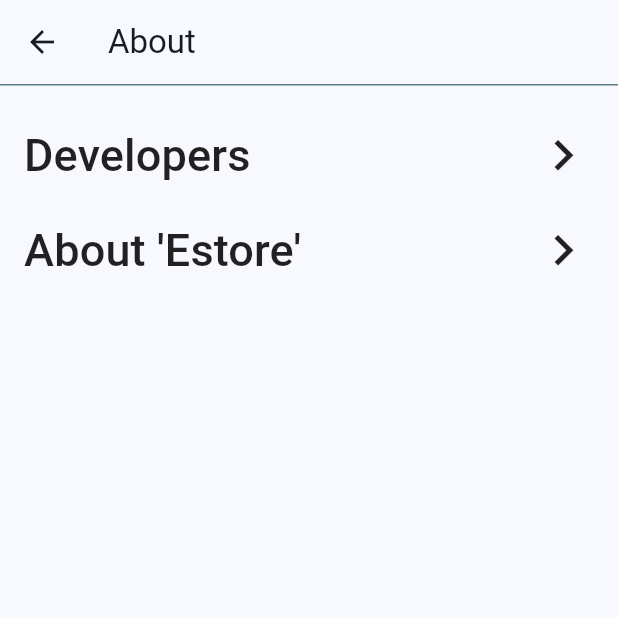
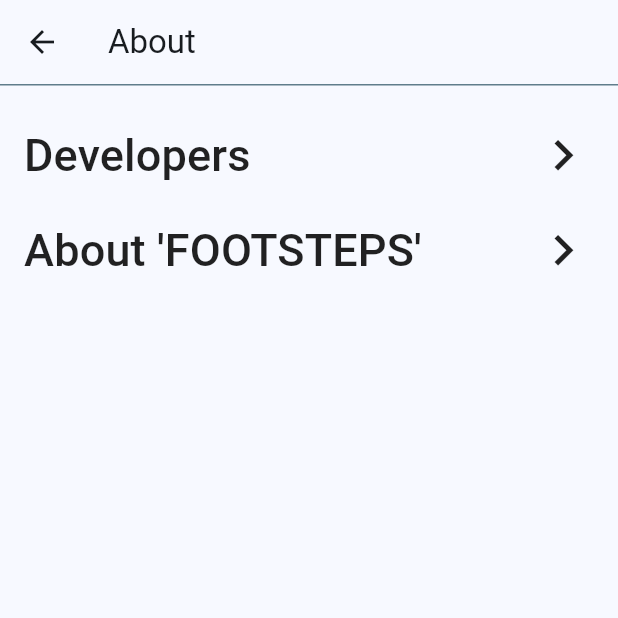
Before and after one commit to raafatm7md/ITI-ST-graduation-project, a Flutter app: the AboutScreen screen opened directly, on a phone screen of 412 x 824 dp, the top half of it. Run offline on Flutter 3.47's test engine with Material 2 defaults, Android fonts, the phone set to English and light mode, and no system bars; our stand-ins replace bloc, cloud_firestore, firebase_auth, firebase_core, flutter_bloc, flutter_snake_navigationbar and 1 more; accounts and stored records are empty.

Commit message:
Update about_screen

```diff
--- a/lib/view/screens/about_screen.dart
+++ b/lib/view/screens/about_screen.dart
@@ -10,35 +10,84 @@
   Widget build(BuildContext context) {
     return Scaffold(
       appBar: AppBar(title: const Text("About")),
-      body:  Container(width: double.infinity,
+      body: SizedBox(
+        width: double.infinity,
         child: SingleChildScrollView(
           child: Column(
-              children: [ Container(height: 1,width: double.infinity,color: Colors.blueGrey,),
-                SizedBox(height: 15,),
+            children: [
+              Container(
+                height: 1,
+                width: double.infinity,
+                color: Colors.blueGrey,
+              ),
+              const SizedBox(
+                height: 15,
+              ),
               //   Container(height: 1,width: double.infinity,color: Colors.blueGrey,),
-                SizedBox(height: 7.5,),
-                MaterialButton(onPressed: (){
+              const SizedBox(
+                height: 7.5,
+              ),
+              MaterialButton(
+                onPressed: () {
                   Navigator.push(
                     context,
-                    MaterialPageRoute(builder: (context) => const DevelopersScreen()),
+                    MaterialPageRoute(
+                        builder: (context) => const DevelopersScreen()),
                   );
-                },splashColor: Colors.blueGrey,child: Row(children: [Expanded(child: Text("Developers",style: TextStyle(fontSize: 30),)),Icon(Icons.chevron_right,size: 41,)],),),
-                SizedBox(height: 7.5,),
+                },
+                splashColor: Colors.blueGrey,
+                child: const Row(
+                  children: [
+                    Expanded(
+                        child: Text(
+                      "Developers",
+                      style: TextStyle(fontSize: 30),
+                    )),
+                    Icon(
+                      Icons.chevron_right,
+                      size: 41,
+                    )
+                  ],
+                ),
+              ),
+              const SizedBox(
+                height: 7.5,
+              ),
               // Container(height: 1,width: double.infinity,color: Colors.blueGrey,),
-                SizedBox(height: 7.5,),
-                MaterialButton(onPressed: (){
+              const SizedBox(
+                height: 7.5,
+              ),
+              MaterialButton(
+                onPressed: () {
                   Navigator.push(
                     context,
-                    MaterialPageRoute(builder: (context) => const AboutApplication()),
+                    MaterialPageRoute(
+                        builder: (context) => const AboutApplication()),
                   );
-                },splashColor: Colors.blueGrey,child: Row(children: [Expanded(child: Text("About 'Estore'",style: TextStyle(fontSize: 30),)),Icon(Icons.chevron_right,size: 41,)],),),
-                SizedBox(height: 7.5,),
+                },
+                splashColor: Colors.blueGrey,
+                child: const Row(
+                  children: [
+                    Expanded(
+                        child: Text(
+                      "About 'FOOTSTEPS'",
+                      style: TextStyle(fontSize: 30),
+                    )),
+                    Icon(
+                      Icons.chevron_right,
+                      size: 41,
+                    )
+                  ],
+                ),
+              ),
+              const SizedBox(
+                height: 7.5,
+              ),
               //Container(height: 1,width: double.infinity,color: Colors.blueGrey,),
             ],
           ),
         ),
       ),
-
     );
   }
 }
```
Lines whose indentation alone changed are shown as unchanged.
